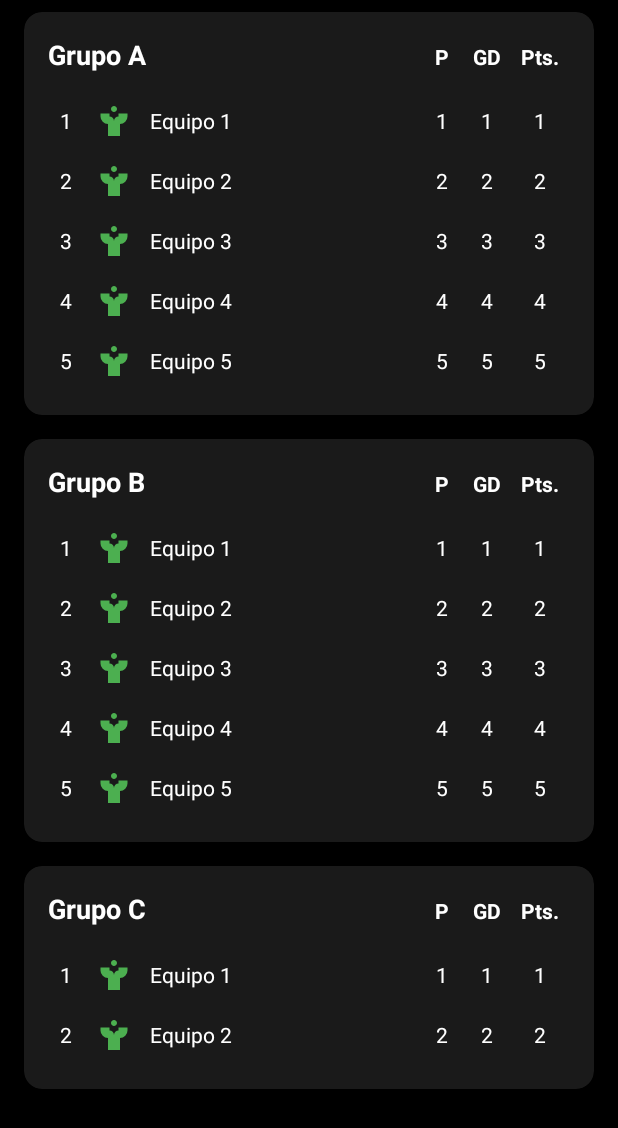
After one commit to div468/MP_Project, an Android app built with Jetpack Compose: the fragment FaseGruposFragment shown on its own in the app's theme, on a phone screen of 412 x 824 dp. The commit adds this screen. Shown: the top 1128 px of the screen. Run offline under Robolectric (Android 15) with nearby library versions, the phone set to English and light mode, and no system bars.

Commit message:
Se establecio la estrutura del proyecto, la navegacion entre estos y la pantaslla de fase de grupos

```diff
--- a/app/build.gradle.kts
+++ b/app/build.gradle.kts
@@ -41,6 +41,8 @@ android {
 
 dependencies {
 
+
+
     implementation(libs.androidx.core.ktx)
     implementation(libs.androidx.lifecycle.runtime.ktx)
     implementation(libs.androidx.activity.compose)
@@ -49,6 +51,8 @@ dependencies {
     implementation(libs.androidx.ui.graphics)
     implementation(libs.androidx.ui.tooling.preview)
     implementation(libs.androidx.material3)
+    implementation(libs.androidx.navigation.fragment.ktx)
+    implementation(libs.androidx.navigation.ui.ktx)
     testImplementation(libs.junit)
     androidTestImplementation(libs.androidx.junit)
     androidTestImplementation(libs.androidx.espresso.core)
--- /dev/null
+++ b/app/src/main/java/com/example/dragonstats/data/Equipo.kt
@@ -0,0 +1,10 @@
+package com.example.dragonstats.data
+
+data class Equipo(
+    val id: Int,
+    val nombre: String,
+    val partidos: Int,
+    val golDiferencia: Int,
+    val puntos: Int,
+    val grupo: String
+)
--- /dev/null
+++ b/app/src/main/java/com/example/dragonstats/data/Grupo.kt
@@ -0,0 +1,6 @@
+package com.example.dragonstats.data
+
+data class Grupo(
+    val nombre: String,
+    val equipos: List<Equipo>
+)
--- /dev/null
+++ b/app/src/main/java/com/example/dragonstats/data/TorneoData.kt
@@ -0,0 +1,35 @@
+package com.example.dragonstats.data
+
+object TorneoData {
+    fun obtenerGrupos(): List<Grupo> {
+        return listOf(
+            Grupo(
+                "Grupo A",
+                listOf(
+                    Equipo(1, "Equipo 1", 1, 1, 1, "A"),
+                    Equipo(2, "Equipo 2", 2, 2, 2, "A"),
+                    Equipo(3, "Equipo 3", 3, 3, 3, "A"),
+                    Equipo(4, "Equipo 4", 4, 4, 4, "A"),
+                    Equipo(5, "Equipo 5", 5, 5, 5, "A")
+                )
+            ),
+            Grupo(
+                "Grupo B",
+                listOf(
+                    Equipo(6, "Equipo 1", 1, 1, 1, "B"),
+                    Equipo(7, "Equipo 2", 2, 2, 2, "B"),
+                    Equipo(8, "Equipo 3", 3, 3, 3, "B"),
+                    Equipo(9, "Equipo 4", 4, 4, 4, "B"),
+                    Equipo(10, "Equipo 5", 5, 5, 5, "B")
+                )
+            ),
+            Grupo(
+                "Grupo C",
+                listOf(
+                    Equipo(11, "Equipo 1", 1, 1, 1, "C"),
+                    Equipo(12, "Equipo 2", 2, 2, 2, "C")
+                )
+            )
+        )
+    }
+}
--- /dev/null
+++ b/app/src/main/java/com/example/dragonstats/ui/adapters/EquiposAdapter.kt
@@ -0,0 +1,43 @@
+package com.example.dragonstats.ui.adapters
+
+import android.view.LayoutInflater
+import android.view.View
+import android.view.ViewGroup
+import android.widget.ImageView
+import android.widget.TextView
+import androidx.recyclerview.widget.RecyclerView
+import com.example.dragonstats.R
+import com.example.dragonstats.data.Equipo
+
+class EquiposAdapter(private val equipos: List<Equipo>) : RecyclerView.Adapter<EquiposAdapter.EquipoViewHolder>() {
+
+    class EquipoViewHolder(view: View) : RecyclerView.ViewHolder(view) {
+        val posicion: TextView = view.findViewById(R.id.tvPosicion)
+        val iconoEquipo: ImageView = view.findViewById(R.id.ivIconoEquipo)
+        val nombreEquipo: TextView = view.findViewById(R.id.tvNombreEquipo)
+        val partidos: TextView = view.findViewById(R.id.tvPartidos)
+        val golDiferencia: TextView = view.findViewById(R.id.tvGolDiferencia)
+        val puntos: TextView = view.findViewById(R.id.tvPuntos)
+    }
+
+    override fun onCreateViewHolder(parent: ViewGroup, viewType: Int): EquipoViewHolder {
+        val view = LayoutInflater.from(parent.context)
+            .inflate(R.layout.item_equipo, parent, false)
+        return EquipoViewHolder(view)
+    }
+
+    override fun onBindViewHolder(holder: EquipoViewHolder, position: Int) {
+        val equipo = equipos[position]
+
+        holder.posicion.text = (position + 1).toString()
+        holder.nombreEquipo.text = equipo.nombre
+        holder.partidos.text = equipo.partidos.toString()
+        holder.golDiferencia.text = equipo.golDiferencia.toString()
+        holder.puntos.text = equipo.puntos.toString()
+
+        // Usar icono genérico o asignar iconos específicos según el equipo
+        holder.iconoEquipo.setImageResource(R.drawable.ic_equipo_default)
+    }
+
+    override fun getItemCount() = equipos.size
+}
--- /dev/null
+++ b/app/src/main/java/com/example/dragonstats/ui/adapters/GruposAdapter.kt
@@ -0,0 +1,37 @@
+package com.example.dragonstats.ui.adapters
+
+import android.view.LayoutInflater
+import android.view.View
+import android.view.ViewGroup
+import android.widget.TextView
+import androidx.recyclerview.widget.LinearLayoutManager
+import androidx.recyclerview.widget.RecyclerView
+import com.example.dragonstats.R
+import com.example.dragonstats.data.Grupo
+
+class GruposAdapter(private val grupos: List<Grupo>) : RecyclerView.Adapter<GruposAdapter.GrupoViewHolder>() {
+
+    class GrupoViewHolder(view: View) : RecyclerView.ViewHolder(view) {
+        val nombreGrupo: TextView = view.findViewById(R.id.tvNombreGrupo)
+        val recyclerViewEquipos: RecyclerView = view.findViewById(R.id.recyclerViewEquipos)
+    }
+
+    override fun onCreateViewHolder(parent: ViewGroup, viewType: Int): GrupoViewHolder {
+        val view = LayoutInflater.from(parent.context)
+            .inflate(R.layout.item_grupo, parent, false)
+        return GrupoViewHolder(view)
+    }
+
+    override fun onBindViewHolder(holder: GrupoViewHolder, position: Int) {
+        val grupo = grupos[position]
+
+        holder.nombreGrupo.text = grupo.nombre
+
+        // Configurar RecyclerView para equipos
+        val equiposAdapter = EquiposAdapter(grupo.equipos)
+        holder.recyclerViewEquipos.layoutManager = LinearLayoutManager(holder.itemView.context)
+        holder.recyclerViewEquipos.adapter = equiposAdapter
+    }
+
+    override fun getItemCount() = grupos.size
+}
--- /dev/null
+++ b/app/src/main/java/com/example/dragonstats/ui/fragments/FaseGruposFragment.kt
@@ -0,0 +1,47 @@
+package com.example.dragonstats.ui.fragments
+
+import android.os.Bundle
+import android.view.LayoutInflater
+import android.view.View
+import android.view.ViewGroup
+import androidx.fragment.app.Fragment
+import androidx.recyclerview.widget.LinearLayoutManager
+import androidx.recyclerview.widget.RecyclerView
+import com.example.dragonstats.data.TorneoData
+import com.example.dragonstats.R
+import com.example.dragonstats.ui.adapters.GruposAdapter
+
+class FaseGruposFragment : Fragment() {
+
+    private lateinit var recyclerView: RecyclerView
+    private lateinit var adapter: GruposAdapter
+
+    override fun onCreateView(
+        inflater: LayoutInflater,
+        container: ViewGroup?,
+        savedInstanceState: Bundle?
+    ): View? {
+        return inflater.inflate(R.layout.fragment_fase_grupos, container, false)
+    }
+
+    override fun onViewCreated(view: View, savedInstanceState: Bundle?) {
+        super.onViewCreated(view, savedInstanceState)
+
+        setupRecyclerView(view)
+        loadData()
+    }
+
+    private fun setupRecyclerView(view: View) {
+        recyclerView = view.findViewById(R.id.recyclerViewGrupos)
+        recyclerView.layoutManager = LinearLayoutManager(requireContext())
+
+        val grupos = TorneoData.obtenerGrupos()
+        adapter = GruposAdapter(grupos)
+        recyclerView.adapter = adapter
+    }
+
+    private fun loadData() {
+        // Los datos ya se cargan en setupRecyclerView
+        // Aquí podriasmos conectar una API
+    }
+}
--- /dev/null
+++ b/app/src/main/res/color/bottom_nav_color_selector.xml
@@ -0,0 +1,5 @@
+<?xml version="1.0" encoding="utf-8"?>
+<selector xmlns:android="http://schemas.android.com/apk/res/android">
+    <item android:color="@android:color/white" android:state_checked="true" />
+    <item android:color="#888888" android:state_checked="false" />
+</selector>
--- /dev/null
+++ b/app/src/main/res/drawable/ic_equipo_default.xml
@@ -0,0 +1,10 @@
+<?xml version="1.0" encoding="utf-8"?>
+<vector xmlns:android="http://schemas.android.com/apk/res/android"
+    android:width="24dp"
+    android:height="24dp"
+    android:viewportWidth="24"
+    android:viewportHeight="24">
+    <path
+        android:fillColor="#4CAF50"
+        android:pathData="M12,2C13.1,2 14,2.9 14,4C14,5.1 13.1,6 12,6C10.9,6 10,5.1 10,4C10,2.9 10.9,2 12,2ZM21,9V7L15,7V9A3,3 0 0,0 12,12A3,3 0 0,0 9,9V7H3V9A5,5 0 0,0 8,14V22H16V14A5,5 0 0,0 21,9Z"/>
+</vector>
--- /dev/null
+++ b/app/src/main/res/drawable/tab_selected_background.xml
@@ -0,0 +1,5 @@
+<shape xmlns:android="http://schemas.android.com/apk/res/android"
+    android:shape="rectangle">
+    <solid android:color="@color/green_primary" />
+    <corners android:radius="20dp" />
+</shape>
--- /dev/null
+++ b/app/src/main/res/drawable/tab_unselected_background.xml
@@ -0,0 +1,6 @@
+<?xml version="1.0" encoding="utf-8"?>
+<shape xmlns:android="http://schemas.android.com/apk/res/android"
+    android:shape="rectangle">
+    <solid android:color="@color/dark_gray" />
+    <corners android:radius="20dp" />
+</shape>
--- /dev/null
+++ b/app/src/main/res/layout/fragment_fase_grupos.xml
@@ -0,0 +1,20 @@
+<?xml version="1.0" encoding="utf-8"?>
+<androidx.constraintlayout.widget.ConstraintLayout
+    xmlns:android="http://schemas.android.com/apk/res/android"
+    xmlns:app="http://schemas.android.com/apk/res-auto"
+    android:layout_width="match_parent"
+    android:layout_height="match_parent"
+    android:background="#000000"
+    android:paddingHorizontal="16dp">
+
+    <androidx.recyclerview.widget.RecyclerView
+        android:id="@+id/recyclerViewGrupos"
+        android:layout_width="match_parent"
+        android:layout_height="match_parent"
+        android:scrollbars="vertical"
+        app:layout_constraintTop_toTopOf="parent"
+        app:layout_constraintBottom_toBottomOf="parent"
+        app:layout_constraintStart_toStartOf="parent"
+        app:layout_constraintEnd_toEndOf="parent" />
+
+</androidx.constraintlayout.widget.ConstraintLayout>
--- /dev/null
+++ b/app/src/main/res/layout/item_equipo.xml
@@ -0,0 +1,70 @@
+<?xml version="1.0" encoding="utf-8"?>
+<LinearLayout
+    xmlns:android="http://schemas.android.com/apk/res/android"
+    android:layout_width="match_parent"
+    android:layout_height="40dp"
+    android:orientation="horizontal"
+    android:gravity="center_vertical"
+    android:paddingVertical="4dp">
+
+    <!-- Posición -->
+    <TextView
+        android:id="@+id/tvPosicion"
+        android:layout_width="24dp"
+        android:layout_height="wrap_content"
+        android:text="1"
+        android:textColor="@android:color/white"
+        android:textSize="14sp"
+        android:gravity="center" />
+
+    <!-- Icono del equipo -->
+    <ImageView
+        android:id="@+id/ivIconoEquipo"
+        android:layout_width="24dp"
+        android:layout_height="24dp"
+        android:layout_marginStart="8dp"
+        android:src="@drawable/ic_equipo_default"
+        android:scaleType="centerCrop" />
+
+    <!-- Nombre del equipo -->
+    <TextView
+        android:id="@+id/tvNombreEquipo"
+        android:layout_width="0dp"
+        android:layout_height="wrap_content"
+        android:layout_weight="1"
+        android:layout_marginStart="12dp"
+        android:text="Equipo 1"
+        android:textColor="@android:color/white"
+        android:textSize="14sp" />
+
+    <!-- Partidos -->
+    <TextView
+        android:id="@+id/tvPartidos"
+        android:layout_width="30dp"
+        android:layout_height="wrap_content"
+        android:text="1"
+        android:textColor="@android:color/white"
+        android:textSize="14sp"
+        android:gravity="center" />
+
+    <!-- Gol diferencia -->
+    <TextView
+        android:id="@+id/tvGolDiferencia"
+        android:layout_width="30dp"
+        android:layout_height="wrap_content"
+        android:text="1"
+        android:textColor="@android:color/white"
+        android:textSize="14sp"
+        android:gravity="center" />
+
+    <!-- Puntos -->
+    <TextView
+        android:id="@+id/tvPuntos"
+        android:layout_width="40dp"
+        android:layout_height="wrap_content"
+        android:text="1"
+        android:textColor="@android:color/white"
+        android:textSize="14sp"
+        android:gravity="center" />
+
+</LinearLayout>
--- /dev/null
+++ b/app/src/main/res/layout/item_grupo.xml
@@ -0,0 +1,74 @@
+<?xml version="1.0" encoding="utf-8"?>
+<androidx.cardview.widget.CardView
+    xmlns:android="http://schemas.android.com/apk/res/android"
+    xmlns:app="http://schemas.android.com/apk/res-auto"
+    android:layout_width="match_parent"
+    android:layout_height="wrap_content"
+    android:layout_marginVertical="8dp"
+    app:cardBackgroundColor="#1A1A1A"
+    app:cardCornerRadius="12dp"
+    app:cardElevation="4dp">
+
+    <LinearLayout
+        android:layout_width="match_parent"
+        android:layout_height="wrap_content"
+        android:orientation="vertical"
+        android:padding="16dp">
+
+        <!-- Header del grupo -->
+        <LinearLayout
+            android:layout_width="match_parent"
+            android:layout_height="wrap_content"
+            android:orientation="horizontal"
+            android:layout_marginBottom="12dp">
+
+            <TextView
+                android:id="@+id/tvNombreGrupo"
+                android:layout_width="0dp"
+                android:layout_height="wrap_content"
+                android:layout_weight="1"
+                android:text="Grupo A"
+                android:textColor="@android:color/white"
+                android:textSize="18sp"
+                android:textStyle="bold" />
+
+            <!-- Headers de las columnas -->
+            <TextView
+                android:layout_width="30dp"
+                android:layout_height="wrap_content"
+                android:text="P"
+                android:textColor="@android:color/white"
+                android:textSize="14sp"
+                android:textStyle="bold"
+                android:gravity="center" />
+
+            <TextView
+                android:layout_width="30dp"
+                android:layout_height="wrap_content"
+                android:text="GD"
+                android:textColor="@android:color/white"
+                android:textSize="14sp"
+                android:textStyle="bold"
+                android:gravity="center" />
+
+            <TextView
+                android:layout_width="40dp"
+                android:layout_height="wrap_content"
+                android:text="Pts."
+                android:textColor="@android:color/white"
+                android:textSize="14sp"
+                android:textStyle="bold"
+                android:gravity="center" />
+
+        </LinearLayout>
+
+        <!-- RecyclerView para equipos -->
+        <androidx.recyclerview.widget.RecyclerView
+            android:id="@+id/recyclerViewEquipos"
+            android:layout_width="match_parent"
+            android:layout_height="wrap_content"
+            android:nestedScrollingEnabled="false" />
+
+    </LinearLayout>
+
+</androidx.cardview.widget.CardView>
--- a/gradle/libs.versions.toml
+++ b/gradle/libs.versions.toml
@@ -8,6 +8,8 @@ espressoCore = "3.7.0"
 lifecycleRuntimeKtx = "2.9.3"
 activityCompose = "1.10.1"
 composeBom = "2024.09.00"
+navigationFragmentKtx = "2.9.3"
+navigationUiKtx = "2.9.3"
 
 [libraries]
 androidx-core-ktx = { group = "androidx.core", name = "core-ktx", version.ref = "coreKtx" }
@@ -24,6 +26,8 @@ androidx-ui-tooling-preview = { group = "androidx.compose.ui", name = "ui-toolin
 androidx-ui-test-manifest = { group = "androidx.compose.ui", name = "ui-test-manifest" }
 androidx-ui-test-junit4 = { group = "androidx.compose.ui", name = "ui-test-junit4" }
 androidx-material3 = { group = "androidx.compose.material3", name = "material3" }
+androidx-navigation-fragment-ktx = { group = "androidx.navigation", name = "navigation-fragment-ktx", version.ref = "navigationFragmentKtx" }
+androidx-navigation-ui-ktx = { group = "androidx.navigation", name = "navigation-ui-ktx", version.ref = "navigationUiKtx" }
 
 [plugins]
 android-application = { id = "com.android.application", version.ref = "agp" }
```
Also changed, not shown: app/src/main/res/layout/activity_main.xml (added, +75 -0 lines), app/src/main/res/menu/bottom_nav_menu.xml (added, +17 -0 lines), app/src/main/res/navigation/nav_graph.xml (added, +22 -0 lines), app/src/main/res/values/colors.xml (+4 -7 lines).
